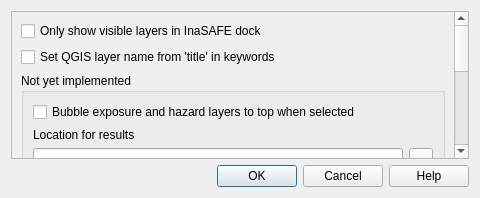
inasafe/inasafe, file gui/is_options_dialog_base.ui: the form before one commit.
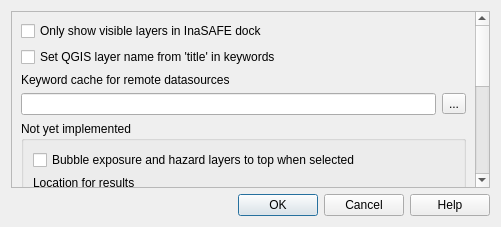
The form after the commit. Icons and pictures are not drawn.

Commit message: Fix issue preventing plugin loading in QGIS. Added widgets to options dialog for setting keywords.db path

The edit to the form file:
```diff
--- a/gui/is_options_dialog_base.ui
+++ b/gui/is_options_dialog_base.ui
@@ -6,8 +6,8 @@
    <rect>
     <x>0</x>
     <y>0</y>
-    <width>480</width>
-    <height>198</height>
+    <width>501</width>
+    <height>227</height>
    </rect>
   </property>
   <property name="windowTitle">
@@ -37,50 +37,61 @@
       <property name="geometry">
        <rect>
         <x>0</x>
-        <y>-8</y>
-        <width>453</width>
-        <height>433</height>
+        <y>0</y>
+        <width>463</width>
+        <height>491</height>
        </rect>
       </property>
       <layout class="QGridLayout" name="gridLayout_2">
-       <item row="2" column="0">
-        <widget class="QCheckBox" name="cbxSetLayerNameFromTitle">
-         <property name="enabled">
-          <bool>true</bool>
-         </property>
-         <property name="text">
-          <string>Set QGIS layer name from 'title' in keywords</string>
-         </property>
-        </widget>
-       </item>
-       <item row="5" column="0">
-        <spacer name="verticalSpacer">
-         <property name="orientation">
-          <enum>Qt::Vertical</enum>
-         </property>
-         <property name="sizeHint" stdset="0">
-          <size>
-           <width>20</width>
-           <height>40</height>
-          </size>
-         </property>
-        </spacer>
-       </item>
-       <item row="1" column="0">
+       <item row="0" column="0">
         <widget class="QCheckBox" name="cbxVisibleLayersOnly">
          <property name="text">
           <string>Only show visible layers in InaSAFE dock</string>
          </property>
         </widget>
        </item>
-       <item row="4" column="0">
-        <widget class="QCheckBox" name="cbxUseThread">
+       <item row="1" column="0">
+        <widget class="QCheckBox" name="cbxSetLayerNameFromTitle">
+         <property name="enabled">
+          <bool>true</bool>
+         </property>
          <property name="text">
-          <string>Run analysis in a separate thread (experimental)</string>
+          <string>Set QGIS layer name from 'title' in keywords</string>
+         </property>
+        </widget>
+       </item>
+       <item row="2" column="0">
+        <widget class="QLabel" name="lblKeywordCache">
+         <property name="enabled">
+          <bool>true</bool>
+         </property>
+         <property name="text">
+          <string>Keyword cache for remote datasources</string>
          </property>
         </widget>
        </item>
        <item row="3" column="0">
+        <layout class="QHBoxLayout" name="horizontalLayout_6">
+         <item>
+          <widget class="QLineEdit" name="leKeywordCachePath">
+           <property name="enabled">
+            <bool>true</bool>
+           </property>
+          </widget>
+         </item>
+         <item>
+          <widget class="QToolButton" name="toolKeywordCachePath">
+           <property name="enabled">
+            <bool>true</bool>
+           </property>
+           <property name="text">
+            <string>...</string>
+           </property>
+          </widget>
+         </item>
+        </layout>
+       </item>
+       <item row="4" column="0">
         <widget class="QGroupBox" name="grpNotImplemented">
          <property name="title">
           <string>Not yet implemented</string>
@@ -244,6 +255,26 @@
          </layout>
         </widget>
        </item>
+       <item row="5" column="0">
+        <widget class="QCheckBox" name="cbxUseThread">
+         <property name="text">
+          <string>Run analysis in a separate thread (experimental)</string>
+         </property>
+        </widget>
+       </item>
+       <item row="6" column="0">
+        <spacer name="verticalSpacer">
+         <property name="orientation">
+          <enum>Qt::Vertical</enum>
+         </property>
+         <property name="sizeHint" stdset="0">
+          <size>
+           <width>20</width>
+           <height>40</height>
+          </size>
+         </property>
+        </spacer>
+       </item>
       </layout>
      </widget>
     </widget>
```
The commit also changes 4 other files.
